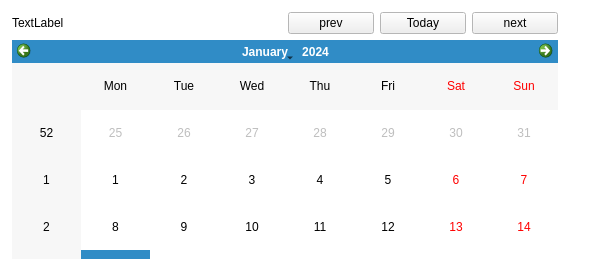
Old version of the form mainwindow.ui in the repository xavieryao/YaoCalendar.
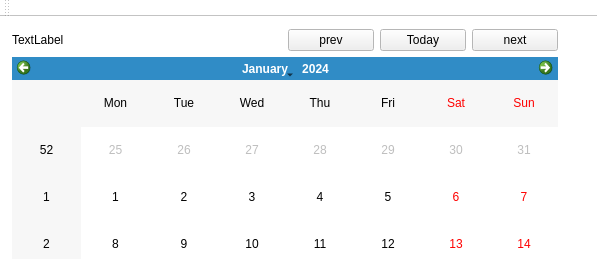
New version of the form. Custom widgets are drawn as their Qt base class.

Patch:
```diff
--- a/mainwindow.ui
+++ b/mainwindow.ui
@@ -147,6 +147,17 @@
     </layout>
    </widget>
   </widget>
+  <widget class="QToolBar" name="toolBar">
+   <property name="windowTitle">
+    <string>toolBar</string>
+   </property>
+   <attribute name="toolBarArea">
+    <enum>TopToolBarArea</enum>
+   </attribute>
+   <attribute name="toolBarBreak">
+    <bool>false</bool>
+   </attribute>
+  </widget>
  </widget>
  <layoutdefault spacing="6" margin="11"/>
  <customwidgets>
```
